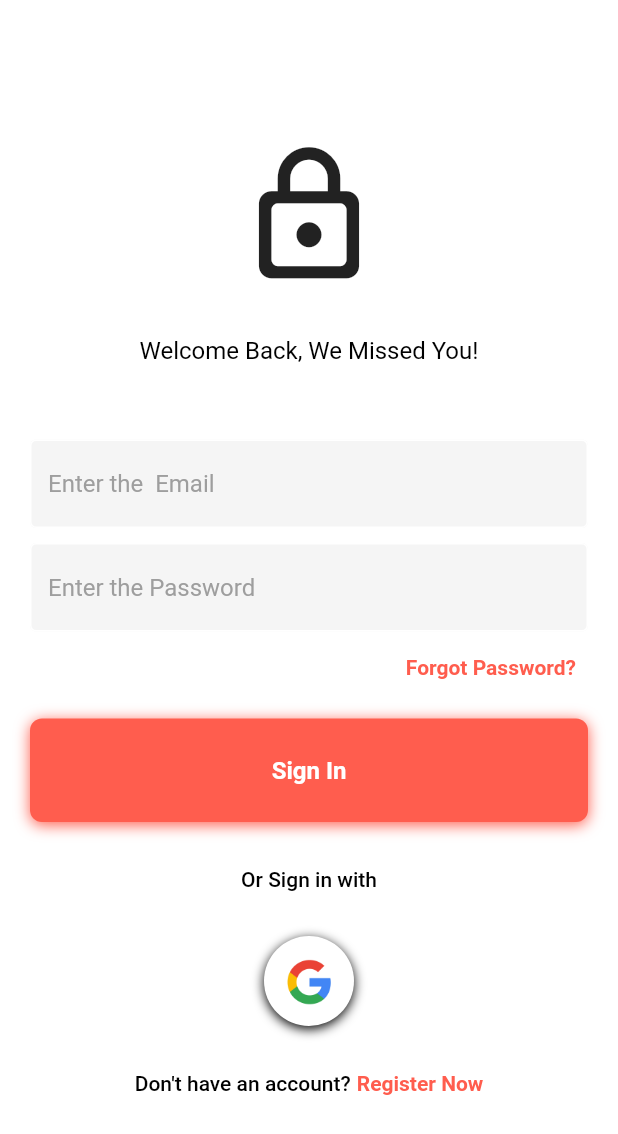
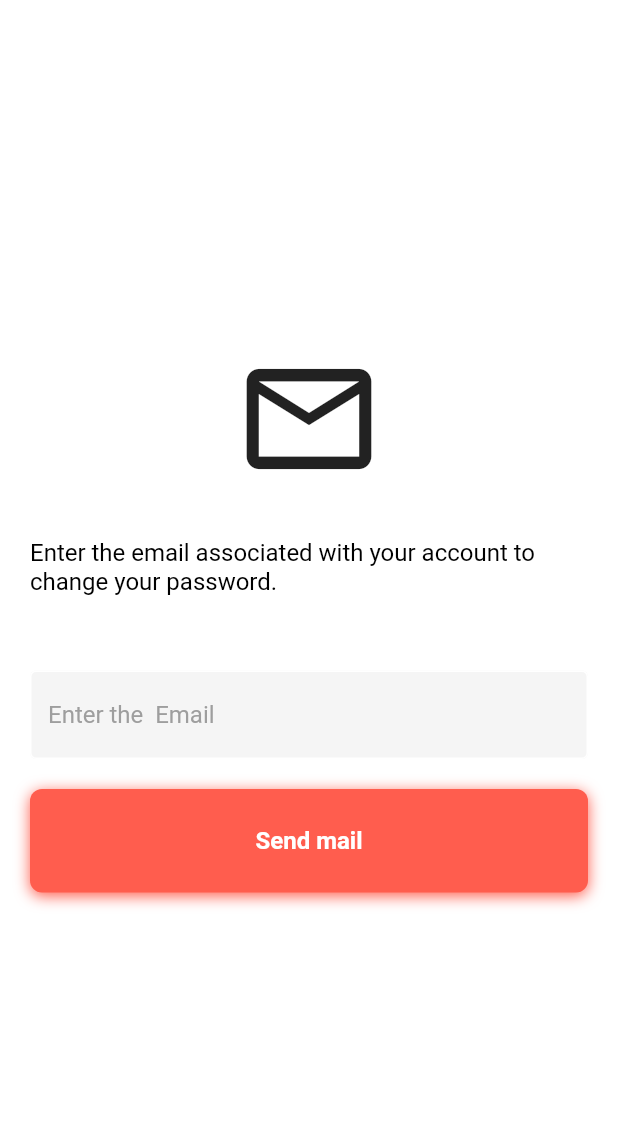
Before and after one commit to jayavardhanjv/ReUnit, a Flutter app: the screen it shows after launch, after a tap on "Forgot Password?", on a phone screen of 412 x 824 dp. Shown: the top 1134 px of the screen. Run offline on Flutter 3.47's test engine with Material 2 defaults, Android fonts, the phone set to English and light mode, and no system bars; our stand-ins replace firebase_auth, firebase_core, google_fonts, google_nav_bar, google_sign_in; accounts and stored records are empty.

Commit message:
6th_error handling and forgot password

```diff
--- /dev/null
+++ b/lib/pages/fogot_password.dart
@@ -0,0 +1,147 @@
+import 'package:firebase_auth/firebase_auth.dart';
+import 'package:flutter/material.dart';
+import 'package:gaming_accessories_rent_app/auth/auth_google.dart';
+// import 'package:flutter/src/widgets/container.dart';
+// import 'package:flutter/src/widgets/framework.dart';
+import 'package:gaming_accessories_rent_app/components/Text_field.dart';
+import 'package:gaming_accessories_rent_app/components/button.dart';
+
+import '../components/show_error_dialog.dart';
+
+// import '../components/showbox.dart';
+
+class ForgotPasswordPage extends StatefulWidget {
+  // final Function()? onTap;
+  const ForgotPasswordPage({
+    super.key,
+    // required this.onTap,
+  });
+  @override
+  State<ForgotPasswordPage> createState() => _ForgotPasswordPageState();
+}
+
+class _ForgotPasswordPageState extends State<ForgotPasswordPage> {
+  final emailTextController = TextEditingController();
+  final passwordTextController = TextEditingController();
+  void signin() async {
+    try {
+      await FirebaseAuth.instance.sendPasswordResetEmail(
+        email: emailTextController.text,
+        // actionCodeSettings:
+      );
+      Navigator.of(context).pop();
+      return showError(
+          context, 'Password reset Email has been sent,Please check your mail');
+    } on FirebaseAuthException catch (e) {
+      if (e.code == 'invaild-email') {
+        showError(
+          context,
+          'Email is not valid',
+        );
+
+        //devtools.log('No Internet Connection');
+      } else if (e.code == "user-not-found") {
+        // return showErrorDialog(context, 'Please Enter correct password');
+        //devtools.log('Please Enter correct password');
+        showError(
+          context,
+          'No user found Associated to this email',
+        );
+        //print('Please Enter correct password');
+      } else {
+        showError(
+          context,
+          'Some error ',
+        );
+      }
+    }
+  }
+
+  @override
+  Widget build(BuildContext context) {
+    return Scaffold(
+      backgroundColor: Colors.white,
+      body: SafeArea(
+        child: Center(
+          child: Padding(
+              padding: const EdgeInsets.symmetric(horizontal: 20.0),
+              child: Column(
+                mainAxisAlignment: MainAxisAlignment.center,
+                children: [
+                  //icons or image
+                  const Icon(
+                    Icons.mail_outline_outlined,
+                    size: 100,
+                  ),
+                  const SizedBox(
+                    height: 30,
+                  ),
+                  //welcome message
+                  const Text(
+                    "Enter the email associated with your account to change your password.",
+                    style: TextStyle(
+                      color: Colors.black,
+                      fontSize: 16,
+                      fontWeight: FontWeight.w400,
+                    ),
+                  ),
+                  const SizedBox(
+                    height: 50,
+                  ),
+                  //email field
+                  MyTextField(
+                    controller: emailTextController,
+                    hintText: "Enter the  Email",
+                    obscureText: false,
+                    enableSuggestions: true,
+                  ),
+
+                  const SizedBox(
+                    height: 10,
+                  ),
+                  //password field
+
+                  const SizedBox(
+                    height: 10,
+                  ),
+                  //Signin Button
+                  MyButton(
+                    onTap: signin,
+                    text: 'Send mail',
+                  ),
+                ],
+              )),
+        ),
+      ),
+    );
+  }
+}
+
+class DialogExample extends StatelessWidget {
+  const DialogExample(
+      {super.key, required String text, required String content});
+
+  @override
+  Widget build(BuildContext context) {
+    return TextButton(
+      onPressed: () => showDialog<String>(
+        context: context,
+        builder: (BuildContext context) => AlertDialog(
+          title: const Text('AlertDialog Title'),
+          content: const Text('AlertDialog description'),
+          actions: <Widget>[
+            TextButton(
+              onPressed: () => Navigator.pop(context, 'Cancel'),
+              child: const Text('Cancel'),
+            ),
+            TextButton(
+              onPressed: () => Navigator.pop(context, 'OK'),
+              child: const Text('OK'),
+            ),
+          ],
+        ),
+      ),
+      child: const Text('Show Dialog'),
+    );
+  }
+}
```
Also changed, not shown: lib/components/show_error_dialog.dart (added, +24 -0 lines), lib/pages/home.dart (+12 -6 lines), lib/pages/login.dart (+98 -5 lines), lib/pages/notification_page.dart (+23 -1 lines), lib/pages/register.dart (+22 -4 lines).
